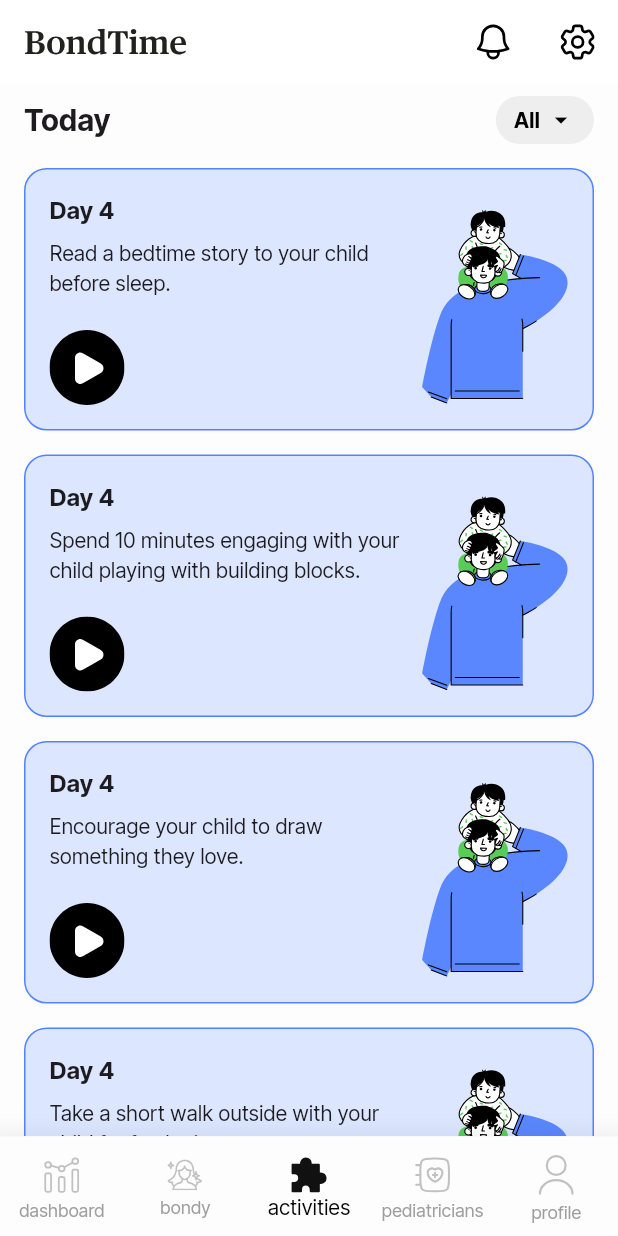
After one commit to BondTime-New/Bondtime-App, a Flutter app: the screen it shows after launch, item 3 of the bottom bar chosen, on a phone screen of 412 x 824 dp. The commit adds this screen. Run offline on Flutter 3.47's test engine with Material 3 defaults, Android fonts, the phone set to English and light mode, and no system bars; our stand-ins replace fl_chart, flutter_svg.

Commit message:
created activities screen and activity filter widget

```diff
--- /dev/null
+++ b/lib/screens/activities_screen.dart
@@ -0,0 +1,139 @@
+import 'package:flutter/material.dart';
+import 'package:flutter_svg/flutter_svg.dart';
+import '../widgets/bottom_navbar.dart';
+import '../widgets/activity_card_no_indicator.dart';
+import '../widgets/activity_filter_dropdown.dart'; // ✅ Import dropdown filter
+
+class ActivitiesScreen extends StatefulWidget {
+  @override
+  _ActivitiesScreenState createState() => _ActivitiesScreenState();
+}
+
+class _ActivitiesScreenState extends State<ActivitiesScreen> {
+  String selectedFilter = "All"; // ✅ Default filter selected
+
+  final List<Map<String, String>> activities = [
+    {
+      "day": "Day 4",
+      "description": "Read a bedtime story to your child before sleep.",
+      "icon": "assets/icons/activity1.svg",
+      "category": "Gross Motor", // ✅ Assigning categories for filtering
+    },
+    {
+      "day": "Day 4",
+      "description": "Spend 10 minutes engaging with your child playing with building blocks.",
+      "icon": "assets/icons/activity1.svg",
+      "category": "Fine Motor",
+    },
+    {
+      "day": "Day 4",
+      "description": "Encourage your child to draw something they love.",
+      "icon": "assets/icons/activity1.svg",
+      "category": "Communication",
+    },
+    {
+      "day": "Day 4",
+      "description": "Take a short walk outside with your child for fresh air.",
+      "icon": "assets/icons/activity1.svg",
+      "category": "Sensory",
+    },
+  ];
+
+  // ✅ Function to update filter selection
+  void updateFilter(String filter) {
+    setState(() {
+      selectedFilter = filter;
+    });
+  }
+
+  // ✅ Filter activities based on selected category
+  List<Map<String, String>> getFilteredActivities() {
+    if (selectedFilter == "All") {
+      return activities;
+    }
+    return activities.where((activity) => activity["category"] == selectedFilter).toList();
+  }
+
+  @override
+  Widget build(BuildContext context) {
+    return Scaffold(
+      backgroundColor: Color(0xFFFDFDFD),
+      appBar: AppBar(
+        backgroundColor: Colors.white,
+        elevation: 0,
+        leadingWidth: 30,
+        title: SvgPicture.asset(
+          'assets/icons/BondTime_logo.svg',
+          height: 18,
+        ),
+        actions: [
+          IconButton(
+            icon: SvgPicture.asset(
+              'assets/icons/notifications.svg',
+              height: 24,
+              width: 24,
+              color: Colors.black,
+            ),
+            onPressed: () {},
+          ),
+          SizedBox(width: 8),
+          IconButton(
+            icon: SvgPicture.asset(
+              'assets/icons/settings.svg',
+              height: 24,
+              width: 24,
+              color: Colors.black,
+            ),
+            onPressed: () {},
+          ),
+          SizedBox(width: 3),
+        ],
+      ),
+      bottomNavigationBar: BottomNavBar(selectedIndex: 2), // ✅ Highlights "Activities"
+      body: SafeArea(
+        child: SingleChildScrollView(
+          padding: const EdgeInsets.symmetric(horizontal: 16.0),
+          child: Column(
+            crossAxisAlignment: CrossAxisAlignment.start,
+            children: [
+              SizedBox(height: 8),
+              Row(
+                mainAxisAlignment: MainAxisAlignment.spaceBetween,
+                children: [
+                  Text(
+                    "Today",
+                    style: TextStyle(
+                      fontSize: 20,
+                      fontWeight: FontWeight.bold,
+                      fontFamily: 'InterTight',
+                    ),
+                  ),
+
+                  // **Activity Filter Dropdown**
+                  ActivityFilterDropdown(onFilterSelected: updateFilter), // ✅ Dropdown filter
+                ],
+              ),
+              SizedBox(height: 16),
+
+              // **Activity Cards (Filtered)**
+              Column(
+                children: getFilteredActivities().map((activity) {
+                  return Padding(
+                    padding: const EdgeInsets.only(bottom: 16.0),
+                    child: ActivityCardNoIndicator(
+                      day: activity["day"]!,
+                      description: activity["description"]!,
+                      icon: activity["icon"]!,
+                    ),
+                  );
+                }).toList(),
+              ),
+
+              SizedBox(height: 24),
+            ],
+          ),
+        ),
+      ),
+    );
+  }
+}
--- /dev/null
+++ b/lib/widgets/activity_card_no_indicator.dart
@@ -0,0 +1,76 @@
+import 'package:flutter/material.dart';
+import 'package:flutter_svg/flutter_svg.dart';
+
+class ActivityCardNoIndicator extends StatelessWidget {
+  final String day;
+  final String description;
+  final String icon;
+
+  ActivityCardNoIndicator({
+    required this.day,
+    required this.description,
+    required this.icon,
+  });
+
+  @override
+  Widget build(BuildContext context) {
+    return Container(
+      width: 380,
+      height: 175,
+      padding: EdgeInsets.all(16),
+      decoration: BoxDecoration(
+        color: Color(0xFFDCE6FF), // ✅ Default blue fill
+        borderRadius: BorderRadius.circular(15),
+        border: Border.all(color: Color(0xFF5283FF), width: 1), // ✅ Default blue stroke
+      ),
+      child: Stack(
+        children: [
+          // **Day Title**
+          Positioned(
+            top: 0,
+            left: 0,
+            child: Text(
+              day,
+              style: TextStyle(fontSize: 16, fontWeight: FontWeight.bold),
+            ),
+          ),
+
+          // **Description**
+          Positioned(
+            top: 30,
+            left: 0,
+            child: SizedBox(
+              width: 250,
+              child: Text(
+                description,
+                style: TextStyle(fontSize: 14),
+              ),
+            ),
+          ),
+
+          // **Play Button**
+          Positioned(
+            bottom: 0,
+            left: 0,
+            child: SvgPicture.asset(
+              "assets/icons/playicon.svg",
+              width: 50,
+              height: 50,
+            ),
+          ),
+
+          // **Activity Image**
+          Positioned(
+            bottom: 0,
+            right: 0,
+            child: SvgPicture.asset(
+              icon,
+              width: 98,
+              height: 131,
+            ),
+          ),
+        ],
+      ),
+    );
+  }
+}
--- /dev/null
+++ b/lib/widgets/activity_filter_dropdown.dart
@@ -0,0 +1,93 @@
+import 'package:flutter/material.dart';
+
+class ActivityFilterDropdown extends StatefulWidget {
+  final Function(String) onFilterSelected;
+
+  ActivityFilterDropdown({required this.onFilterSelected});
+
+  @override
+  _ActivityFilterDropdownState createState() => _ActivityFilterDropdownState();
+}
+
+class _ActivityFilterDropdownState extends State<ActivityFilterDropdown> {
+  String selectedFilter = "All";
+  final Map<String, Color> filterColors = {
+    "All": Colors.black,
+    "Gross Motor": Color(0xFF4A90E2),
+    "Fine Motor": Color(0xFF7ED321),
+    "Communication": Color(0xFFF5A623),
+    "Sensory": Color(0xFFD0021B),
+  };
+
+  void _showFilterMenu(BuildContext context) {
+    final RenderBox button = context.findRenderObject() as RenderBox;
+    final Offset buttonPosition = button.localToGlobal(Offset.zero);
+
+    showMenu(
+      context: context,
+      position: RelativeRect.fromLTRB(
+        buttonPosition.dx,
+        buttonPosition.dy + button.size.height,
+        buttonPosition.dx + button.size.width,
+        buttonPosition.dy + button.size.height * 2,
+      ),
+      color: Color(0xFFFEFEFE), // ✅ Background color
+      shadowColor: Colors.black.withOpacity(0.01), // ✅ Drop shadow color at 1% opacity
+      elevation: 4, // ✅ Ensures the shadow effect
+      items: filterColors.keys.map((String category) {
+        return PopupMenuItem<String>(
+          value: category,
+          child: Row(
+            children: [
+              Container(
+                width: 10,
+                height: 10,
+                decoration: BoxDecoration(
+                  color: filterColors[category],
+                  shape: BoxShape.circle,
+                ),
+              ),
+              SizedBox(width: 8),
+              Text(category),
+            ],
+          ),
+        );
+      }).toList(),
+    ).then((value) {
+      if (value != null) {
+        setState(() {
+          selectedFilter = value;
+        });
+        widget.onFilterSelected(value);
+      }
+    });
+  }
+
+  @override
+  Widget build(BuildContext context) {
+    return GestureDetector(
+      onTap: () => _showFilterMenu(context),
+      child: Container(
+        padding: EdgeInsets.symmetric(horizontal: 12, vertical: 6),
+        decoration: BoxDecoration(
+          color: Colors.grey[200],
+          borderRadius: BorderRadius.circular(20),
+        ),
+        child: Row(
+          children: [
+            Text(
+              selectedFilter,
+              style: TextStyle(
+                fontSize: 14,
+                fontWeight: FontWeight.bold,
+                color: filterColors[selectedFilter],
+              ),
+            ),
+            SizedBox(width: 4),
+            Icon(Icons.arrow_drop_down, size: 20, color: Colors.black),
+          ],
+        ),
+      ),
+    );
+  }
+}
--- a/lib/widgets/bottom_navbar.dart
+++ b/lib/widgets/bottom_navbar.dart
@@ -1,18 +1,50 @@
 import 'package:flutter/material.dart';
 import 'package:flutter_svg/flutter_svg.dart';
+import '../screens/dashboard.dart';
+import '../screens/activities_screen.dart';
 
 class BottomNavBar extends StatefulWidget {
+  final int selectedIndex; // ✅ Accept selected index as a parameter
+
+  BottomNavBar({this.selectedIndex = 0}); // ✅ Default selected index is 0 (Dashboard)
+
   @override
   _BottomNavBarState createState() => _BottomNavBarState();
 }
 
 class _BottomNavBarState extends State<BottomNavBar> {
-  int _selectedIndex = 0;
+  late int _selectedIndex;
+
+  @override
+  void initState() {
+    super.initState();
+    _selectedIndex = widget.selectedIndex; // ✅ Set selected index from constructor
+  }
 
   void _onItemTapped(int index) {
+    if (_selectedIndex == index) return; // ✅ Prevent unnecessary reloads
+
     setState(() {
       _selectedIndex = index;
     });
+
+    // ✅ Navigate to respective screens
+    switch (index) {
+      case 0:
+        Navigator.pushReplacement(
+          context,
+          MaterialPageRoute(builder: (context) => DashboardScreen()),
+        );
+        break;
+      case 2:
+        Navigator.pushReplacement(
+          context,
+          MaterialPageRoute(builder: (context) => ActivitiesScreen()),
+        );
+        break;
+      default:
+        break; // ✅ You can add more cases when other screens are available
+    }
   }
 
   @override
```
Also changed, not shown: lib/widgets/today_tab_bar.dart (added, +39 -0 lines).
